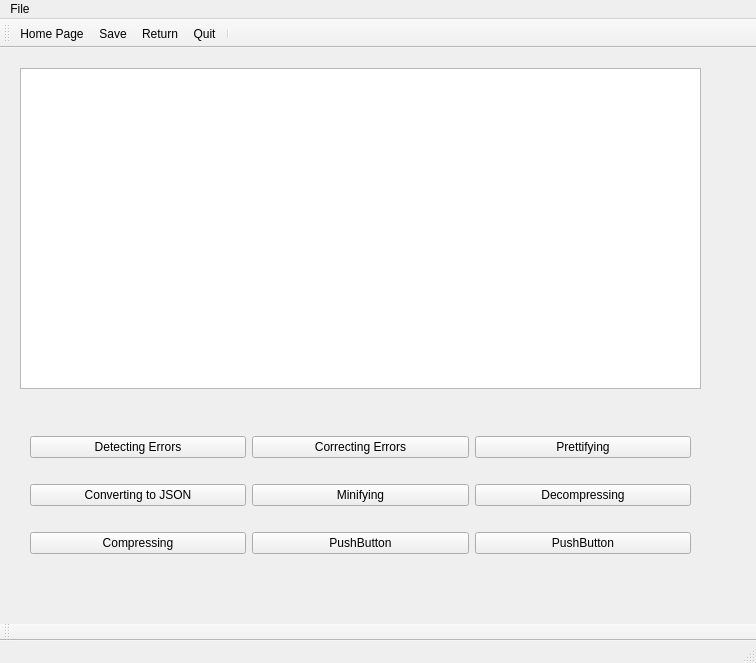
Above: GUI/Project-GUI/mainwindow.ui from LoayMohamedAhmed/Data_structure_project-XML_correcection- before the change. Below: the same form after it.
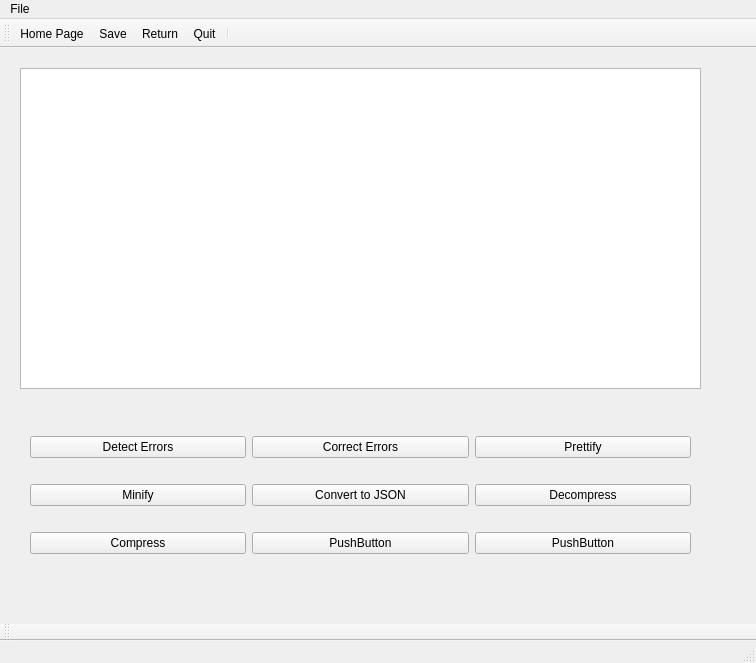
That is the form after the change. The open tabs and pages were chosen to show the change. Icons and pictures are not drawn.

```diff
--- a/GUI/Project-GUI/mainwindow.ui
+++ b/GUI/Project-GUI/mainwindow.ui
@@ -27,7 +27,7 @@
      </rect>
     </property>
     <property name="currentIndex">
-     <number>2</number>
+     <number>3</number>
     </property>
     <widget class="QWidget" name="page">
      <widget class="QLabel" name="label">
@@ -177,66 +177,66 @@
        </rect>
       </property>
       <layout class="QGridLayout" name="gridLayout">
-       <item row="0" column="0">
-        <widget class="QPushButton" name="pushButton_3">
+       <item row="1" column="2">
+        <widget class="QPushButton" name="pushButton_8">
          <property name="text">
-          <string>Detecting Errors</string>
+          <string>Decompress</string>
          </property>
         </widget>
        </item>
        <item row="0" column="1">
         <widget class="QPushButton" name="pushButton_4">
          <property name="text">
-          <string>Correcting Errors</string>
+          <string>Correct Errors</string>
+         </property>
+        </widget>
+       </item>
+       <item row="3" column="0">
+        <widget class="QPushButton" name="pushButton_7">
+         <property name="text">
+          <string>Compress</string>
+         </property>
+        </widget>
+       </item>
+       <item row="0" column="0">
+        <widget class="QPushButton" name="pushButton_3">
+         <property name="text">
+          <string>Detect Errors</string>
+         </property>
+        </widget>
+       </item>
+       <item row="3" column="2">
+        <widget class="QPushButton" name="pushButton_12">
+         <property name="text">
+          <string>PushButton</string>
+         </property>
+        </widget>
+       </item>
+       <item row="3" column="1">
+        <widget class="QPushButton" name="pushButton_10">
+         <property name="text">
+          <string>PushButton</string>
          </property>
         </widget>
        </item>
        <item row="0" column="2">
         <widget class="QPushButton" name="pushButton_5">
          <property name="text">
-          <string>Prettifying</string>
+          <string>Prettify</string>
          </property>
         </widget>
        </item>
        <item row="1" column="0">
-        <widget class="QPushButton" name="pushButton_9">
-         <property name="text">
-          <string>Converting to JSON</string>
-         </property>
-        </widget>
-       </item>
-       <item row="1" column="1">
         <widget class="QPushButton" name="pushButton_6">
          <property name="text">
-          <string>Minifying</string>
+          <string>Minify</string>
          </property>
         </widget>
        </item>
-       <item row="1" column="2">
-        <widget class="QPushButton" name="pushButton_8">
+       <item row="1" column="1">
+        <widget class="QPushButton" name="pushButton_9">
          <property name="text">
-          <string>Decompressing</string>
-         </property>
-        </widget>
-       </item>
-       <item row="2" column="0">
-        <widget class="QPushButton" name="pushButton_7">
-         <property name="text">
-          <string>Compressing</string>
-         </property>
-        </widget>
-       </item>
-       <item row="2" column="1">
-        <widget class="QPushButton" name="pushButton_10">
-         <property name="text">
-          <string>PushButton</string>
-         </property>
-        </widget>
-       </item>
-       <item row="2" column="2">
-        <widget class="QPushButton" name="pushButton_12">
-         <property name="text">
-          <string>PushButton</string>
+          <string>Convert to JSON</string>
          </property>
         </widget>
        </item>
```
